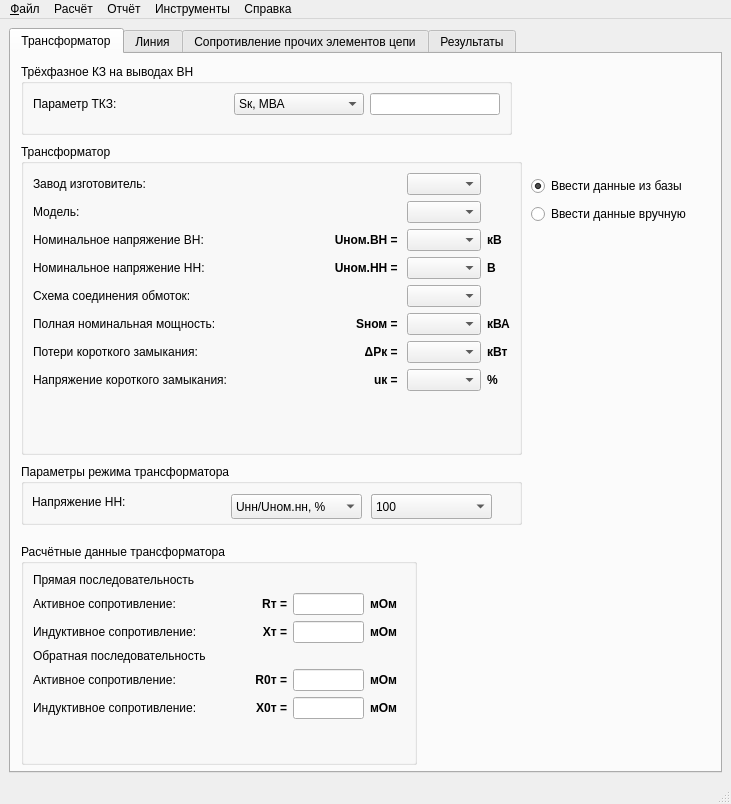
Above: ui/ui_mainwindow.ui from DoctorChe/ElectroCalculator before the change. Below: the same form after it.
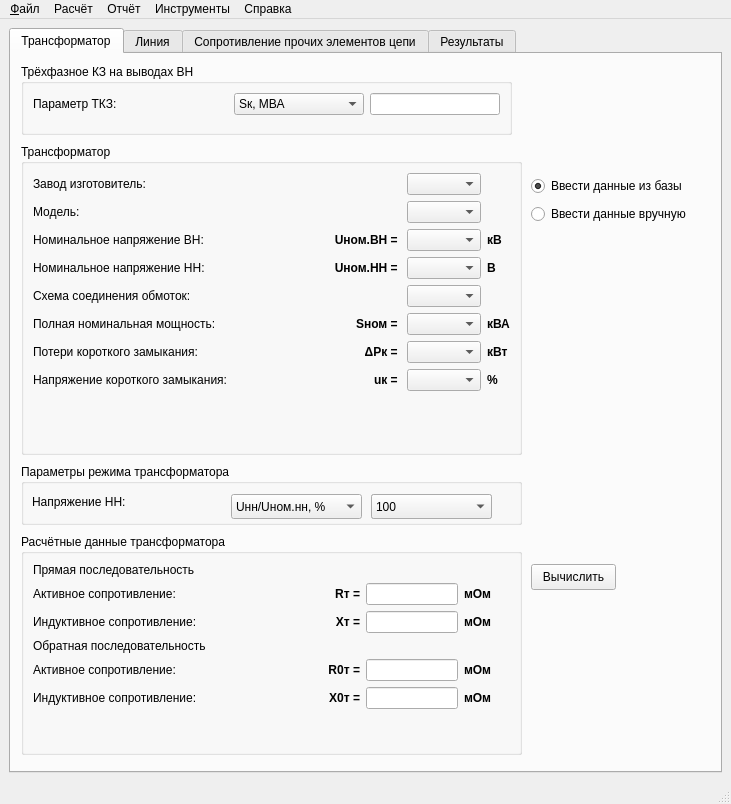
That is the form after the change. The open tabs and pages were chosen to show the change.

```diff
--- a/ui/ui_mainwindow.ui
+++ b/ui/ui_mainwindow.ui
@@ -557,8 +557,8 @@
         <property name="geometry">
          <rect>
           <x>10</x>
-          <y>490</y>
-          <width>396</width>
+          <y>480</y>
+          <width>501</width>
           <height>221</height>
          </rect>
         </property>
@@ -808,6 +808,19 @@
          </item>
         </layout>
        </widget>
+       <widget class="QPushButton" name="pushButton_4">
+        <property name="geometry">
+         <rect>
+          <x>520</x>
+          <y>510</y>
+          <width>85</width>
+          <height>26</height>
+         </rect>
+        </property>
+        <property name="text">
+         <string>Вычислить</string>
+        </property>
+       </widget>
       </widget>
       <widget class="QWidget" name="tab_2">
        <attribute name="title">
```
Left out of the diff: 19 changed lines with no effect on the pictures.
